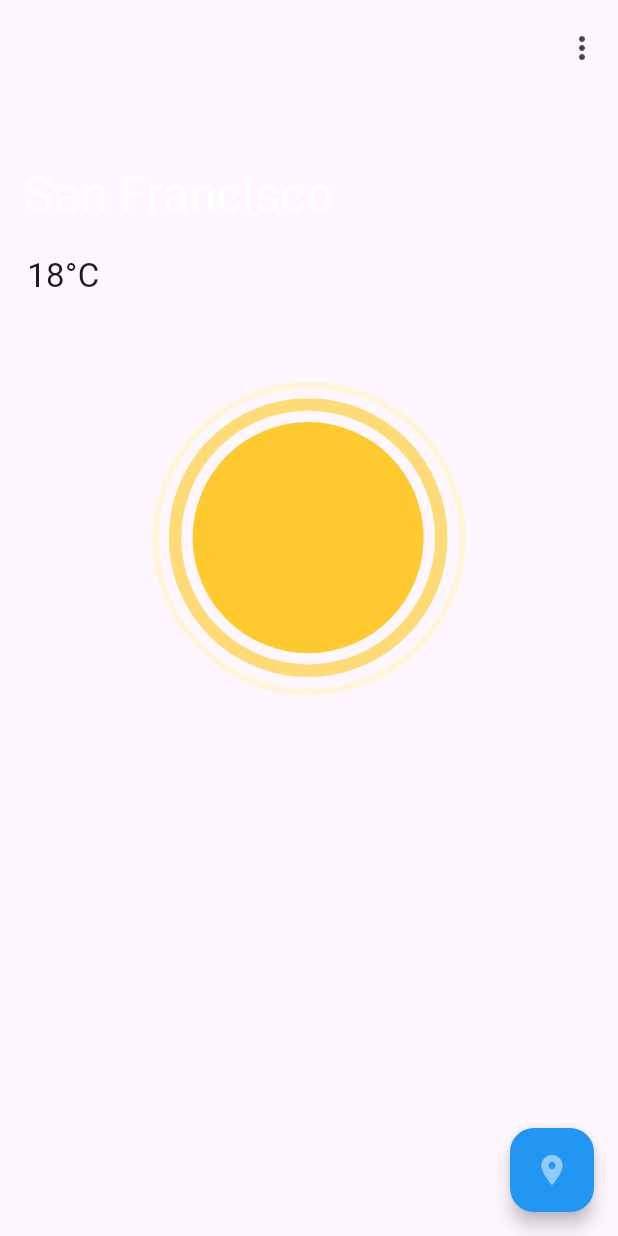
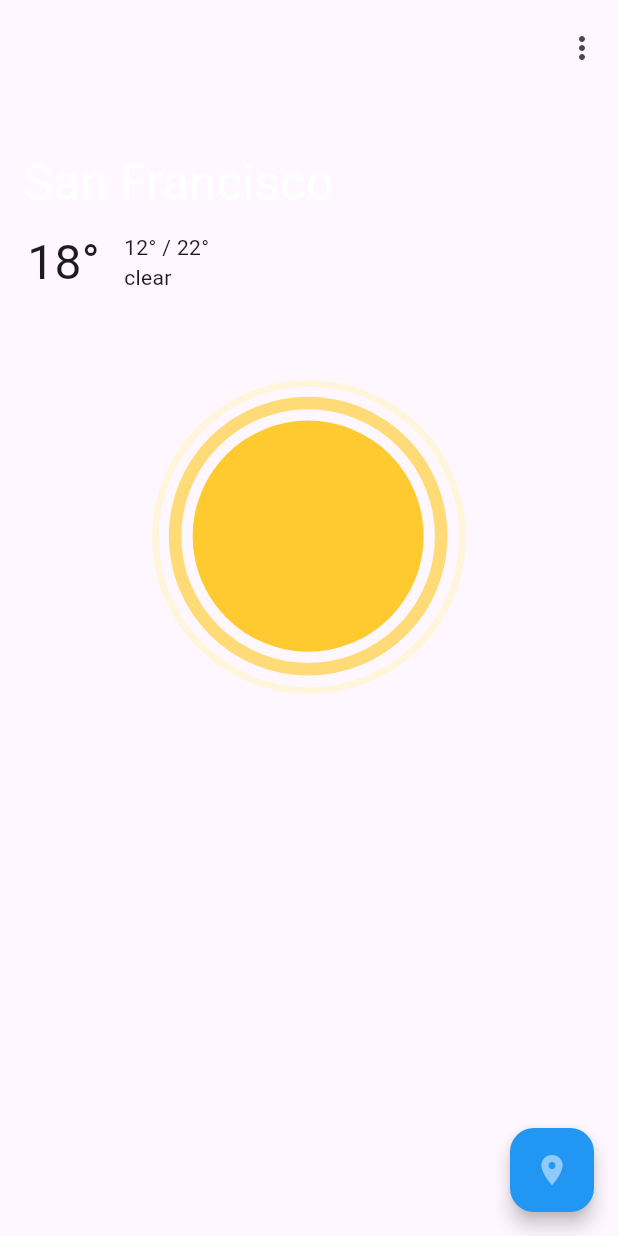
Before and after one commit to dalu-wins/weather-app, a Flutter app: the screen it shows after launch, after a tap on the "location on" icon, on a phone screen of 412 x 824 dp. Run offline on Flutter 3.47's test engine with Material 3 defaults, Android fonts, the phone set to English and light mode, and no system bars; drawn by our look-alikes of dynamic_color; our stand-ins replace geocoding, geolocator, lottie, weather; statements that could not run were skipped.

Commit message:
temp min max and cond as string

```diff
--- /dev/null
+++ b/lib/animation_handler.dart
@@ -0,0 +1,39 @@
+import 'package:lottie/lottie.dart';
+
+class AnimationHandler {
+  static LottieBuilder getConditionAnimation(String condition) {
+    switch (condition) {
+      case "squall":
+      case "thunderstorm":
+        return Lottie.asset("assets/storm.json");
+
+      case "drizzle":
+      case "rain":
+        return Lottie.asset("assets/rain.json");
+
+      case "snow":
+        return Lottie.asset("assets/snow.json");
+
+      case "mist":
+      case "haze":
+      case "fog":
+        return Lottie.asset("assets/fog.json");
+
+      case "tornado":
+      case "sand":
+      case "smoke":
+      case "dust":
+      case "ash":
+        return Lottie.asset("assets/alert.json");
+
+      case "clear":
+        return Lottie.asset("assets/clear.json");
+
+      case "clouds":
+        return Lottie.asset("assets/clouds.json");
+
+      default:
+        return Lottie.asset("assets/alert.json");
+    }
+  }
+}
--- a/lib/home_page_state.dart
+++ b/lib/home_page_state.dart
@@ -1,5 +1,7 @@
 import 'package:flutter/material.dart';
+import 'package:flutter/services.dart';
 import 'package:lottie/lottie.dart';
+import 'package:weather_app/animation_handler.dart';
 import 'package:weather_app/home_page.dart';
 import 'package:weather_app/weather_handler.dart';
 
@@ -8,10 +10,16 @@ class MyHomePageState extends State<MyHomePage> {
 
   String _city = "San Francisco";
   int _temp = 18;
-  LottieBuilder _condition = Lottie.asset("assets/clear.json");
+  int _tempMin = 12;
+  int _tempMax = 22;
+  String _condition = "clear";
+  LottieBuilder _conditionAnimation = Lottie.asset("assets/clear.json");
 
   @override
   Widget build(BuildContext context) {
+    SystemChrome.setSystemUIOverlayStyle(const SystemUiOverlayStyle(
+        systemNavigationBarColor: Colors.transparent));
+
     return MaterialApp(
       debugShowCheckedModeBanner: false,
       home: Scaffold(
@@ -34,11 +42,15 @@ class MyHomePageState extends State<MyHomePage> {
   }
 
   Future<void> updateWeatherInfo() async {
-    var (city, temp, condition) = await weatherHandler.getWeather();
+    var (city, weather) = await weatherHandler.getWeather();
+
     setState(() {
       _city = city;
-      _temp = temp;
-      _condition = condition;
+      _temp = weather.temperature!.celsius!.round();
+      _tempMin = weather.tempMin!.celsius!.round();
+      _tempMax = weather.tempMax!.celsius!.round();
+      _condition = weather.weatherMain!.toLowerCase();
+      _conditionAnimation = AnimationHandler.getConditionAnimation(_condition);
     });
   }
 
@@ -47,6 +59,7 @@ class MyHomePageState extends State<MyHomePage> {
       slivers: <Widget>[
         SliverAppBar.large(
           pinned: true,
+          surfaceTintColor: Colors.transparent,
           actions: [
             IconButton(
               icon: const Icon(
@@ -58,7 +71,7 @@ class MyHomePageState extends State<MyHomePage> {
             )
           ],
           flexibleSpace: FlexibleSpaceBar(
-            titlePadding: const EdgeInsets.symmetric(horizontal: 16),
+            titlePadding: const EdgeInsets.only(left: 16, right: 16, bottom: 8),
             centerTitle: false,
             collapseMode: CollapseMode.none,
             title: Text(
@@ -70,22 +83,36 @@ class MyHomePageState extends State<MyHomePage> {
           ),
         ),
         SliverFillRemaining(
-          hasScrollBody: false,
+          hasScrollBody: true,
           fillOverscroll: true,
           child: Padding(
-            padding: const EdgeInsets.only(left: 18, right: 18, top: 16),
+            padding: const EdgeInsets.only(left: 18, right: 18),
             child: Column(
               children: [
                 Align(
                   alignment: Alignment.topLeft,
-                  child: Text(
-                    "$_temp°C",
-                    style: const TextStyle(fontSize: 22),
+                  child: Row(
+                    children: [
+                      Padding(
+                        padding: const EdgeInsets.only(right: 16),
+                        child: Text(
+                          "$_temp°",
+                          style: const TextStyle(fontSize: 32),
+                        ),
+                      ),
+                      Column(
+                        crossAxisAlignment: CrossAxisAlignment.start,
+                        children: [
+                          Text("$_tempMin° / $_tempMax°"),
+                          Text(_condition),
+                        ],
+                      ),
+                    ],
                   ),
                 ),
                 Padding(
                   padding: const EdgeInsets.all(32),
-                  child: _condition,
+                  child: _conditionAnimation,
                 ),
               ],
             ),
--- a/lib/weather_handler.dart
+++ b/lib/weather_handler.dart
@@ -2,17 +2,15 @@ import 'package:geocoding/geocoding.dart';
 import 'package:geolocator/geolocator.dart';
 import 'package:weather/weather.dart';
 import 'package:weather_app/api_key_secret.dart';
-import 'package:lottie/lottie.dart';
 
 class WeatherHandler {
   WeatherFactory wf = WeatherFactory(APIKey.key, language: Language.ENGLISH);
 
-  Future<(String, int, LottieBuilder)> getWeather() async {
+  Future<(String, Weather)> getWeather() async {
     permissionCheck(); // Handling permission dialouges
 
     // Default values
     String city = "San Francisco";
-    int temp = 30;
 
     // Get position coordinates
     Position position = await Geolocator.getCurrentPosition(
@@ -31,58 +29,12 @@ class WeatherHandler {
     }
 
     // OpenWeather API call
-    Weather w = await wf.currentWeatherByLocation(
+    Weather weather = await wf.currentWeatherByLocation(
       position.latitude,
       position.longitude,
     );
-    temp = w.temperature!.celsius!.round();
 
-    // Parse weather condition to icon
-    String condition = w.weatherMain!.toLowerCase();
-    LottieBuilder conditionAnimation;
-
-    switch (condition) {
-      case "squall":
-      case "thunderstorm":
-        conditionAnimation = Lottie.asset("assets/storm.json");
-        break;
-
-      case "drizzle":
-      case "rain":
-        conditionAnimation = Lottie.asset("assets/rain.json");
-        break;
-
-      case "snow":
-        conditionAnimation = Lottie.asset("assets/snow.json");
-        break;
-
-      case "mist":
-      case "haze":
-      case "fog":
-        conditionAnimation = Lottie.asset("assets/fog.json");
-        break;
-
-      case "tornado":
-      case "sand":
-      case "smoke":
-      case "dust":
-      case "ash":
-        conditionAnimation = Lottie.asset("assets/alert.json");
-        break;
-
-      case "clear":
-        conditionAnimation = Lottie.asset("assets/clear.json");
-        break;
-
-      case "clouds":
-        conditionAnimation = Lottie.asset("assets/clouds.json");
-        break;
-
-      default:
-        conditionAnimation = Lottie.asset("assets/alert.json");
-    }
-
-    return (city, temp, conditionAnimation);
+    return (city, weather);
   }
 
   Future<void> permissionCheck() async {
```
